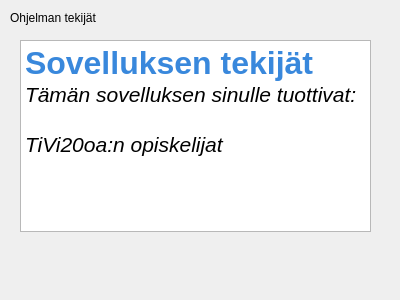
Qt form aboutDialog.ui (HennaSalla/Autolainaus) before a commit.
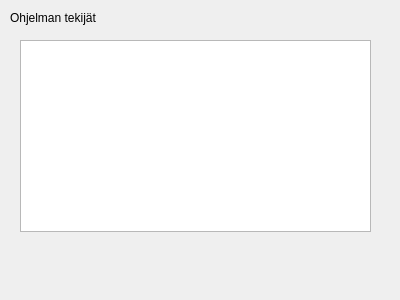
The same form after that commit.

```diff
--- a/aboutDialog.ui
+++ b/aboutDialog.ui
@@ -42,13 +42,13 @@
    </property>
    <property name="html">
     <string>&lt;!DOCTYPE HTML PUBLIC &quot;-//W3C//DTD HTML 4.0//EN&quot; &quot;http://www.w3.org/TR/REC-html40/strict.dtd&quot;&gt;
-&lt;html&gt;&lt;head&gt;&lt;meta name=&quot;qrichtext&quot; content=&quot;1&quot; /&gt;&lt;style type=&quot;text/css&quot;&gt;
+&lt;html&gt;&lt;head&gt;&lt;meta name=&quot;qrichtext&quot; content=&quot;1&quot; /&gt;&lt;meta charset=&quot;utf-8&quot; /&gt;&lt;style type=&quot;text/css&quot;&gt;
 p, li { white-space: pre-wrap; }
-&lt;/style&gt;&lt;/head&gt;&lt;body style=&quot; font-family:'MS Shell Dlg 2'; font-size:11pt; font-weight:400; font-style:normal;&quot;&gt;
-&lt;p style=&quot; margin-top:0px; margin-bottom:0px; margin-left:0px; margin-right:0px; -qt-block-indent:0; text-indent:0px;&quot;&gt;&lt;span style=&quot; font-size:24pt; font-weight:600; color:#3988dc;&quot;&gt;Sovelluksen tekijät&lt;/span&gt;&lt;/p&gt;
-&lt;p style=&quot; margin-top:0px; margin-bottom:0px; margin-left:0px; margin-right:0px; -qt-block-indent:0; text-indent:0px;&quot;&gt;&lt;span style=&quot; font-size:16pt; font-style:italic;&quot;&gt;Tämän sovelluksen sinulle tuottivat:&lt;/span&gt;&lt;/p&gt;
-&lt;p style=&quot;-qt-paragraph-type:empty; margin-top:0px; margin-bottom:0px; margin-left:0px; margin-right:0px; -qt-block-indent:0; text-indent:0px; font-size:16pt; font-style:italic;&quot;&gt;&lt;br /&gt;&lt;/p&gt;
-&lt;p style=&quot; margin-top:0px; margin-bottom:0px; margin-left:0px; margin-right:0px; -qt-block-indent:0; text-indent:0px;&quot;&gt;&lt;span style=&quot; font-size:16pt; font-style:italic;&quot;&gt;TiVi20oa:n opiskelijat&lt;/span&gt;&lt;/p&gt;&lt;/body&gt;&lt;/html&gt;</string>
+hr { height: 1px; border-width: 0; }
+li.unchecked::marker { content: &quot;\2610&quot;; }
+li.checked::marker { content: &quot;\2612&quot;; }
+&lt;/style&gt;&lt;/head&gt;&lt;body style=&quot; font-family:'Segoe UI'; font-size:11pt; font-weight:400; font-style:normal;&quot;&gt;
+&lt;p style=&quot;-qt-paragraph-type:empty; margin-top:0px; margin-bottom:0px; margin-left:0px; margin-right:0px; -qt-block-indent:0; text-indent:0px;&quot;&gt;&lt;br /&gt;&lt;/p&gt;&lt;/body&gt;&lt;/html&gt;</string>
    </property>
    <property name="source">
     <url>
```
Left out of the diff: 3 changed lines with no effect on the pictures.
